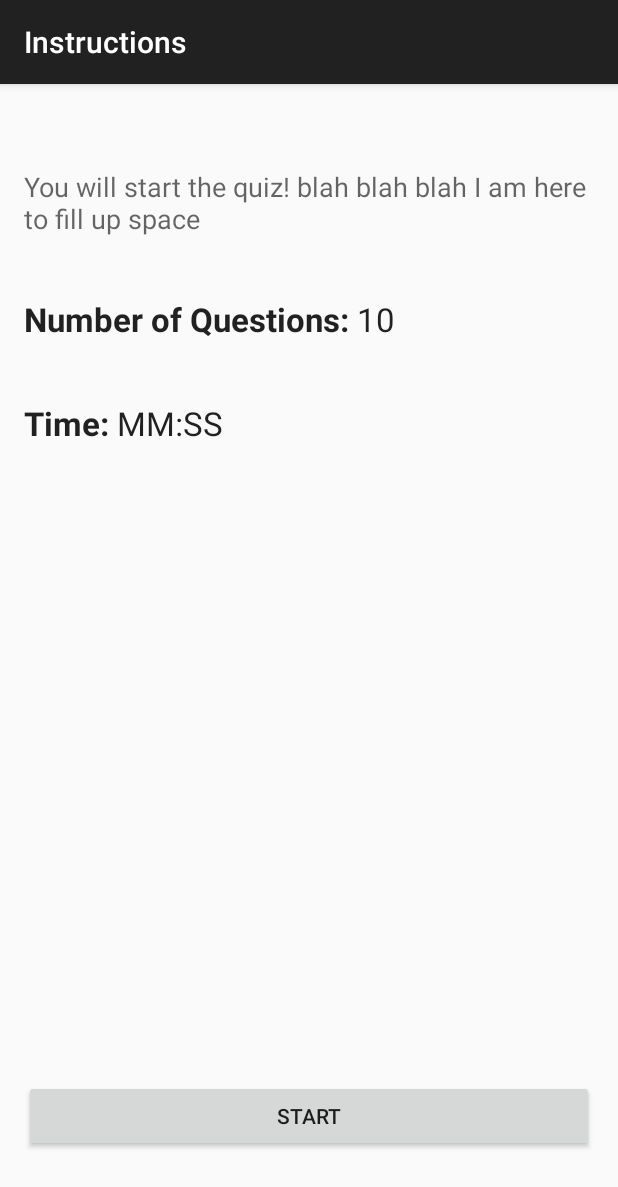
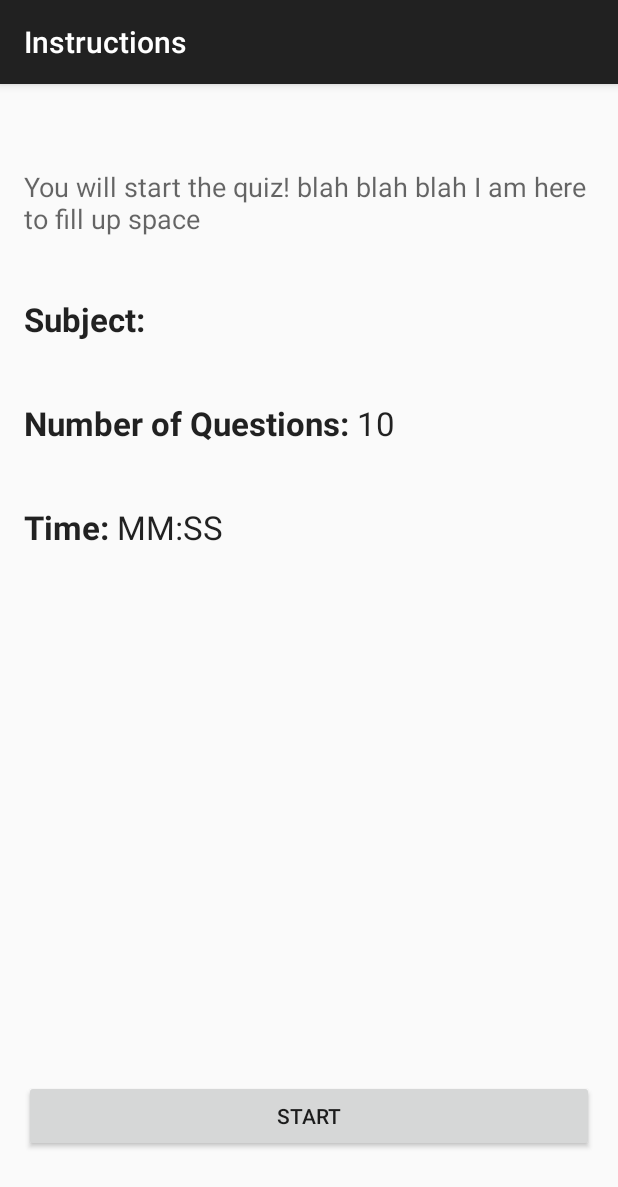
Before and after one commit to botanical/C110Practice, an Android app: the StartupPage screen opened directly, with no data from a screen before it, on a phone screen of 412 x 824 dp. Shown: the top 1187 px of the screen. Run offline under Robolectric (Android 15) with nearby library versions, the phone set to English and light mode, and no system bars.

Commit message:
connected SubjectNav and StartupPage again

```diff
--- a/app/src/main/java/com/example/jennifertran/cse110practice/StartupPage.java
+++ b/app/src/main/java/com/example/jennifertran/cse110practice/StartupPage.java
@@ -1,7 +1,9 @@
 package com.example.jennifertran.cse110practice;
 
+import android.content.Intent;
 import android.support.v7.app.AppCompatActivity;
 import android.os.Bundle;
+import android.widget.TextView;
 
 public class StartupPage extends AppCompatActivity {
 
@@ -9,5 +11,11 @@ public class StartupPage extends AppCompatActivity {
     protected void onCreate(Bundle savedInstanceState) {
         super.onCreate(savedInstanceState);
         setContentView(R.layout.activity_startup_page);
+
+        // displaying subject text
+        Intent intent = getIntent();
+        String subMessage = intent.getStringExtra(SubjectNavActivity.EXTRA_MESSAGE);
+        TextView subText = (TextView) findViewById(R.id.subject_title_text);
+        subText.setText(subMessage);
     }
 }
--- a/app/src/main/java/com/example/jennifertran/cse110practice/SubjectNavActivity.java
+++ b/app/src/main/java/com/example/jennifertran/cse110practice/SubjectNavActivity.java
@@ -4,6 +4,7 @@ import java.util.ArrayList;
 import java.util.HashMap;
 import java.util.List;
 import android.app.Activity;
+import android.content.Intent;
 import android.os.Bundle;
 import android.support.v7.app.AppCompatActivity;
 import android.view.View;
@@ -19,6 +20,8 @@ public class SubjectNavActivity extends Activity {
     ExpandableListView expListView;
     List<String> listDataHeader;
     HashMap<String, List<String>> listDataChild;
+
+    public final static String EXTRA_MESSAGE = "extra message?"; // for sending intent
 
     @Override
     protected void onCreate(Bundle savedInstanceState) {
@@ -87,6 +90,16 @@ public class SubjectNavActivity extends Activity {
                                 listDataHeader.get(groupPosition)).get(
                                 childPosition), Toast.LENGTH_SHORT)
                         .show();
+
+                // sending intent to Startup Page
+                Intent intent = new Intent(getApplicationContext(), StartupPage.class);
+                String subjectMessage = listDataHeader.get(groupPosition)
+                        + " : "
+                        + listDataChild.get(
+                        listDataHeader.get(groupPosition)).get(
+                        childPosition);
+                intent.putExtra(EXTRA_MESSAGE, subjectMessage);
+                startActivity(intent);
                 return false;
             }
         });
--- a/app/src/main/res/layout/activity_startup_page.xml
+++ b/app/src/main/res/layout/activity_startup_page.xml
@@ -13,10 +13,31 @@
         android:layout_height="wrap_content"
         android:textAppearance="?android:attr/textAppearanceMedium"
         android:text="You will start the quiz! blah blah blah I am here to fill up space"
-        android:id="@+id/instructions_text"
+        android:id="@+id/instruc_id"
         android:layout_alignParentTop="true"
         android:layout_centerHorizontal="true"
         android:layout_marginTop="40dp" />
+
+    <!-- Subject Text -->
+    <TextView
+        android:layout_width="wrap_content"
+        android:layout_height="wrap_content"
+        android:textAppearance="?android:attr/textAppearanceLarge"
+        android:textStyle="bold"
+        android:text="Subject: "
+        android:id="@+id/subject_title_id"
+        android:layout_below="@+id/instruc_id"
+        android:layout_alignParentStart="true"
+        android:layout_marginTop="40dp" />
+
+    <TextView
+        android:layout_width="wrap_content"
+        android:layout_height="wrap_content"
+        android:textAppearance="?android:attr/textAppearanceLarge"
+        android:text="display subject string"
+        android:id="@+id/subject_title_text"
+        android:layout_alignTop="@+id/subject_title_id"
+        android:layout_toEndOf="@+id/subject_title_id" />
 
     <!-- Number of Questions -->
     <TextView
@@ -26,7 +47,7 @@
         android:textStyle="bold"
         android:text="Number of Questions: "
         android:id="@+id/num_of_questions_text"
-        android:layout_below="@+id/instructions_text"
+        android:layout_below="@+id/subject_title_id"
         android:layout_alignParentStart="true"
         android:layout_marginTop="40dp" />
 
--- a/app/src/main/res/values/strings.xml
+++ b/app/src/main/res/values/strings.xml
@@ -8,14 +8,13 @@
     <string name="button_send">Send</string>
     <string name="title_activity_display_message">My Message</string>
 
-    <!--Subject Navigation page -->
-
-
     <!--Login Page-->
     <string name="login_page_login_button_text">LOGIN</string>
 
+    <!--Subject Navigation page -->
     <string name="title_activity_subject_nav">SubjectNav</string>
 
     <!--Startup Page-->
     <string name="instructions_title">Instructions</string>
+
 </resources>
```
